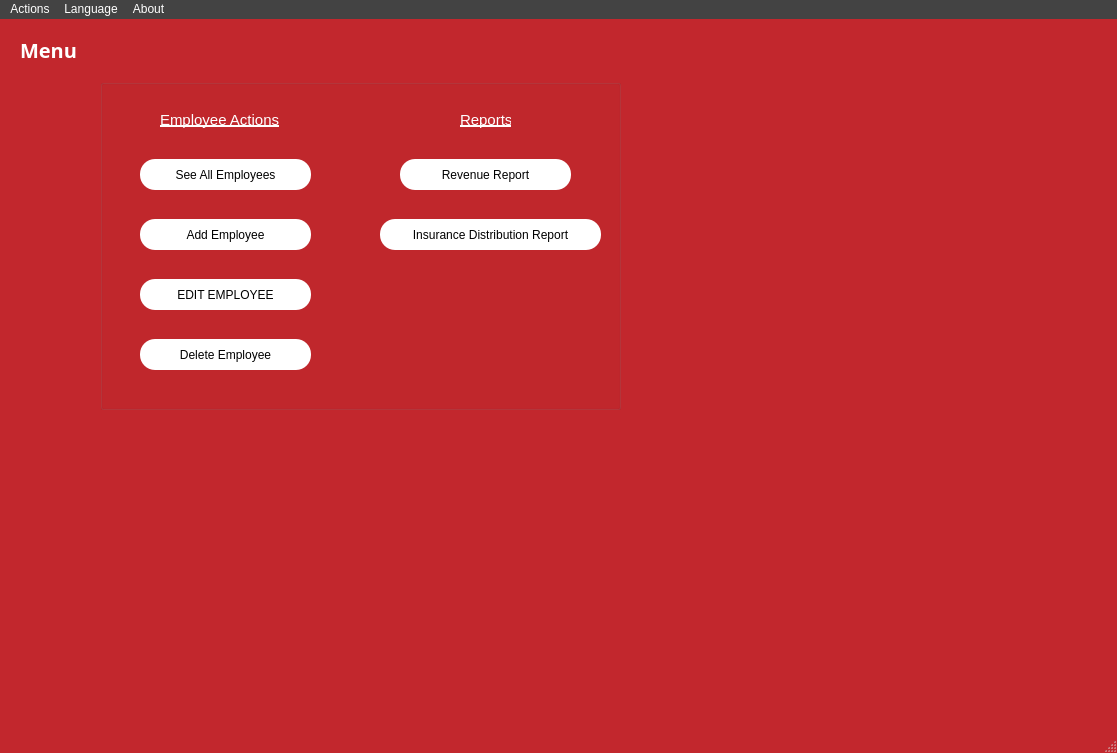
Old version of the form InsuranceProgram2/Menu.ui in the repository TadeoBennett/InsuranceProgram2.
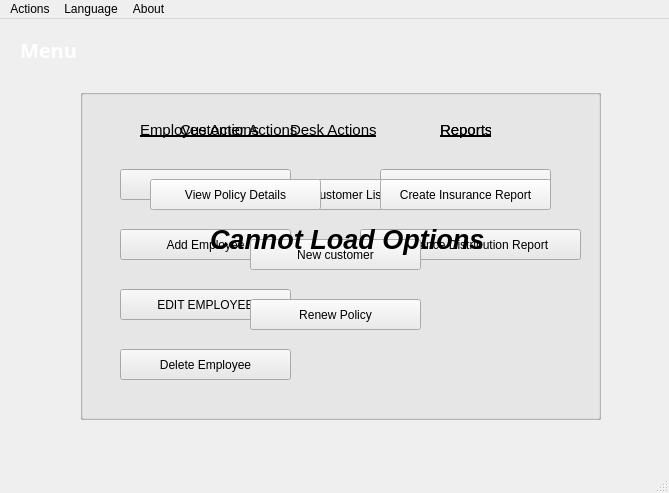
New version of the form.

What changed in the file:
```diff
--- a/InsuranceProgram2/Menu.ui
+++ b/InsuranceProgram2/Menu.ui
@@ -6,10 +6,22 @@
    <rect>
     <x>0</x>
     <y>0</y>
-    <width>1117</width>
-    <height>753</height>
+    <width>669</width>
+    <height>493</height>
    </rect>
   </property>
+  <property name="minimumSize">
+   <size>
+    <width>669</width>
+    <height>493</height>
+   </size>
+  </property>
+  <property name="maximumSize">
+   <size>
+    <width>669</width>
+    <height>493</height>
+   </size>
+  </property>
   <property name="windowTitle">
    <string>Menu</string>
   </property>
@@ -68,10 +80,24 @@
 }
 
 QLabel{
-color: #fff;
+	color: #fff;
 }
 
 
+QInputDialog &gt; QLabel{
+	color:#000000;
+}
+
+QInputDialog &gt; QPushButton{
+	margin: 4px;
+	padding: 5px;
+}
+
+QInputDialog &gt; QLineEdit{
+	font-size: 13px;
+	padding: 5px;
+	border-radius: 0px;
+}
 </string>
   </property>
   <widget class="QWidget" name="centralwidget">
@@ -105,8 +131,8 @@
    <widget class="QGroupBox" name="adminBox">
     <property name="geometry">
      <rect>
-      <x>100</x>
-      <y>60</y>
+      <x>80</x>
+      <y>70</y>
       <width>521</width>
       <height>331</height>
      </rect>
@@ -231,13 +257,186 @@
      </property>
     </widget>
    </widget>
+   <widget class="QLabel" name="loadOptionsLabel">
+    <property name="geometry">
+     <rect>
+      <x>210</x>
+      <y>200</y>
+      <width>281</width>
+      <height>41</height>
+     </rect>
+    </property>
+    <property name="font">
+     <font>
+      <pointsize>20</pointsize>
+      <italic>true</italic>
+      <bold>true</bold>
+     </font>
+    </property>
+    <property name="text">
+     <string>Cannot Load Options</string>
+    </property>
+   </widget>
+   <widget class="QGroupBox" name="deskBox">
+    <property name="geometry">
+     <rect>
+      <x>80</x>
+      <y>70</y>
+      <width>521</width>
+      <height>331</height>
+     </rect>
+    </property>
+    <property name="title">
+     <string/>
+    </property>
+    <widget class="QLabel" name="label5">
+     <property name="geometry">
+      <rect>
+       <x>210</x>
+       <y>30</y>
+       <width>91</width>
+       <height>21</height>
+      </rect>
+     </property>
+     <property name="font">
+      <font>
+       <pointsize>11</pointsize>
+       <underline>true</underline>
+      </font>
+     </property>
+     <property name="text">
+      <string>Desk Actions</string>
+     </property>
+    </widget>
+    <widget class="QPushButton" name="newCustomerButton">
+     <property name="geometry">
+      <rect>
+       <x>170</x>
+       <y>150</y>
+       <width>171</width>
+       <height>31</height>
+      </rect>
+     </property>
+     <property name="text">
+      <string>New customer</string>
+     </property>
+    </widget>
+    <widget class="QPushButton" name="renewPolicyButton">
+     <property name="geometry">
+      <rect>
+       <x>170</x>
+       <y>210</y>
+       <width>171</width>
+       <height>31</height>
+      </rect>
+     </property>
+     <property name="text">
+      <string>Renew Policy</string>
+     </property>
+    </widget>
+    <widget class="QPushButton" name="seeCustomerListButton">
+     <property name="geometry">
+      <rect>
+       <x>170</x>
+       <y>90</y>
+       <width>171</width>
+       <height>31</height>
+      </rect>
+     </property>
+     <property name="text">
+      <string>See Customer List</string>
+     </property>
+    </widget>
+   </widget>
+   <widget class="QGroupBox" name="customerBox">
+    <property name="geometry">
+     <rect>
+      <x>80</x>
+      <y>70</y>
+      <width>521</width>
+      <height>331</height>
+     </rect>
+    </property>
+    <property name="title">
+     <string/>
+    </property>
+    <widget class="QLabel" name="label3">
+     <property name="geometry">
+      <rect>
+       <x>100</x>
+       <y>30</y>
+       <width>121</width>
+       <height>21</height>
+      </rect>
+     </property>
+     <property name="font">
+      <font>
+       <pointsize>11</pointsize>
+       <underline>true</underline>
+      </font>
+     </property>
+     <property name="text">
+      <string>Customer Actions</string>
+     </property>
+    </widget>
+    <widget class="QPushButton" name="viewPolicyDetailsButton">
+     <property name="geometry">
+      <rect>
+       <x>70</x>
+       <y>90</y>
+       <width>171</width>
+       <height>31</height>
+      </rect>
+     </property>
+     <property name="text">
+      <string>View Policy Details</string>
+     </property>
+    </widget>
+    <widget class="QLabel" name="label4">
+     <property name="geometry">
+      <rect>
+       <x>360</x>
+       <y>30</y>
+       <width>51</width>
+       <height>21</height>
+      </rect>
+     </property>
+     <property name="font">
+      <font>
+       <pointsize>11</pointsize>
+       <underline>true</underline>
+      </font>
+     </property>
+     <property name="text">
+      <string>Reports</string>
+     </property>
+    </widget>
+    <widget class="QPushButton" name="createInsuranceReportButton">
+     <property name="geometry">
+      <rect>
+       <x>300</x>
+       <y>90</y>
+       <width>171</width>
+       <height>31</height>
+      </rect>
+     </property>
+     <property name="text">
+      <string>Create Insurance Report</string>
+     </property>
+    </widget>
+   </widget>
+   <zorder>adminBox</zorder>
+   <zorder>deskBox</zorder>
+   <zorder>customerBox</zorder>
+   <zorder>titleLabel</zorder>
+   <zorder>loadOptionsLabel</zorder>
   </widget>
   <widget class="QMenuBar" name="menubar">
    <property name="geometry">
     <rect>
      <x>0</x>
      <y>0</y>
-     <width>1117</width>
+     <width>669</width>
      <height>21</height>
     </rect>
    </property>
```
Left out of the diff: 53 changed lines with no effect on the pictures.
